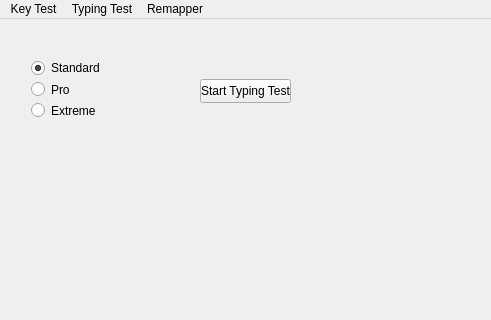
ItzBlinkzy/KeyScan, file resources/KeyScan.ui: the form before one commit; both pictures show x 0 to 491 and y 0 to 320 of the 1280 by 720 pixel window.
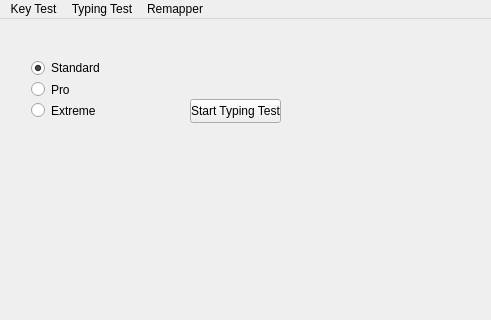
The form after the commit.

Commit message: focus no longer stolen from button on typing test page

```diff
--- a/resources/KeyScan.ui
+++ b/resources/KeyScan.ui
@@ -54,25 +54,12 @@
         <height>621</height>
        </rect>
       </property>
-      <widget class="QPushButton" name="start_typing_test_button">
-       <property name="geometry">
-        <rect>
-         <x>230</x>
-         <y>40</y>
-         <width>91</width>
-         <height>24</height>
-        </rect>
-       </property>
-       <property name="text">
-        <string>Start Typing Test</string>
-       </property>
-      </widget>
       <widget class="QWidget" name="GameTypeWidget" native="true">
        <property name="geometry">
         <rect>
          <x>40</x>
          <y>0</y>
-         <width>181</width>
+         <width>331</width>
          <height>91</height>
         </rect>
        </property>
@@ -115,6 +102,19 @@
          </item>
         </layout>
        </widget>
+       <widget class="QPushButton" name="start_typing_test_button">
+        <property name="geometry">
+         <rect>
+          <x>180</x>
+          <y>60</y>
+          <width>91</width>
+          <height>24</height>
+         </rect>
+        </property>
+        <property name="text">
+         <string>Start Typing Test</string>
+        </property>
+       </widget>
       </widget>
       <widget class="QLabel" name="label">
        <property name="geometry">
```
The commit also changes 1 other file.
